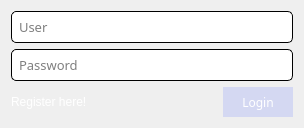
Qt form AquariumManager/userswindow.ui (fvolkanoski/Aquarium-Manager) before a commit.
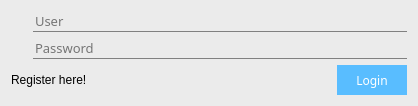
The same form after that commit. Icons and pictures are not drawn.

Commit message: Changed the UI design, cleared the login landing page.

Diff of the .ui file:
```diff
--- a/AquariumManager/userswindow.ui
+++ b/AquariumManager/userswindow.ui
@@ -6,23 +6,77 @@
    <rect>
     <x>0</x>
     <y>0</y>
-    <width>304</width>
-    <height>121</height>
+    <width>418</width>
+    <height>96</height>
    </rect>
   </property>
   <property name="windowTitle">
    <string>Aquarium Manager</string>
   </property>
   <property name="styleSheet">
-   <string notr="true">#UsersWindow
+   <string notr="true">QMainWindow
 {
-	background-color: qlineargradient(spread:pad, x1:0.556818, 										  y1:1, x2:0.511364, y2:0, stop:0 rgba(0, 										  201, 255, 255), stop:1 rgba(171, 234, 255, 									  255));
+	
+	background-color: #ebebeb;
 }
-</string>
+
+QLineEdit
+{
+	border: none;
+	border-bottom: 1px solid gray;
+	background-color: rgba( 255, 255, 255, 0% );
+	
+}
+
+QPushButton
+{
+	background-color: #59bdff;
+	border: none;
+	color: white;
+}
+
+QPushButton::hover
+{
+	background-color: #70c6ff;
+	border: none;
+	color: white;
+}
+
+QPushButton::pressed
+{
+	background-color: #17a3ff;
+	border: none;
+	color: white;
+}</string>
   </property>
   <widget class="QWidget" name="centralWidget">
    <layout class="QGridLayout" name="gridLayout">
-    <item row="0" column="0" colspan="3">
+    <item row="0" column="0">
+     <widget class="QLabel" name="lbl_userIcon">
+      <property name="minimumSize">
+       <size>
+        <width>16</width>
+        <height>16</height>
+       </size>
+      </property>
+      <property name="maximumSize">
+       <size>
+        <width>16</width>
+        <height>16</height>
+       </size>
+      </property>
+      <property name="text">
+       <string/>
+      </property>
+      <property name="pixmap">
+       <pixmap resource="res.qrc">:/res/res/man-user.png</pixmap>
+      </property>
+      <property name="scaledContents">
+       <bool>true</bool>
+      </property>
+     </widget>
+    </item>
+    <item row="0" column="1" colspan="3">
      <widget class="QLineEdit" name="userInputEdit">
       <property name="font">
        <font>
@@ -30,20 +84,37 @@
         <pointsize>10</pointsize>
        </font>
       </property>
-      <property name="styleSheet">
-       <string notr="true">#userInputEdit
-{
-	border: 1px solid black;
-	border-radius: 5px;
-	padding: 5px;
-}</string>
-      </property>
       <property name="placeholderText">
        <string>User</string>
       </property>
      </widget>
     </item>
-    <item row="1" column="0" colspan="3">
+    <item row="1" column="0">
+     <widget class="QLabel" name="lbl_lockIcon">
+      <property name="minimumSize">
+       <size>
+        <width>16</width>
+        <height>16</height>
+       </size>
+      </property>
+      <property name="maximumSize">
+       <size>
+        <width>16</width>
+        <height>16</height>
+       </size>
+      </property>
+      <property name="text">
+       <string/>
+      </property>
+      <property name="pixmap">
+       <pixmap resource="res.qrc">:/res/res/lock.png</pixmap>
+      </property>
+      <property name="scaledContents">
+       <bool>true</bool>
+      </property>
+     </widget>
+    </item>
+    <item row="1" column="1" colspan="3">
      <widget class="QLineEdit" name="passwordInputEdit">
       <property name="font">
        <font>
@@ -51,14 +122,6 @@
         <pointsize>10</pointsize>
        </font>
       </property>
-      <property name="styleSheet">
-       <string notr="true">#passwordInputEdit
-{
-	border: 1px solid black;
-	border-radius: 5px;
-	padding: 5px;
-}</string>
-      </property>
       <property name="inputMask">
        <string/>
       </property>
@@ -73,30 +136,27 @@
       </property>
      </widget>
     </item>
-    <item row="2" column="0">
+    <item row="2" column="0" colspan="2">
      <widget class="QLabel" name="registerLink">
-      <property name="styleSheet">
-       <string notr="true">color: black;</string>
-      </property>
       <property name="text">
-       <string>&lt;a href=&quot;#&quot;&gt;&lt;span style=&quot; text-decoration: none; color: white;&quot;&gt;Register here!&lt;/span&gt;&lt;/a&gt;</string>
+       <string>&lt;a href=&quot;#&quot;&gt;&lt;span style=&quot; text-decoration: none; color: black;&quot;&gt;Register here!&lt;/span&gt;&lt;/a&gt;</string>
       </property>
      </widget>
     </item>
-    <item row="2" column="1">
+    <item row="2" column="2">
      <spacer name="horizontalSpacer">
       <property name="orientation">
        <enum>Qt::Horizontal</enum>
       </property>
       <property name="sizeHint" stdset="0">
        <size>
-        <width>84</width>
-        <height>28</height>
+        <width>246</width>
+        <height>18</height>
        </size>
       </property>
      </spacer>
     </item>
-    <item row="2" column="2">
+    <item row="2" column="3">
      <widget class="QPushButton" name="loginButton">
       <property name="minimumSize">
        <size>
@@ -110,22 +170,6 @@
         <pointsize>9</pointsize>
        </font>
       </property>
-      <property name="styleSheet">
-       <string notr="true">#loginButton
-{
-	border: none;
-	color: white;
-	background-color: rgba(103, 123, 255, 50);
-}
-#loginButton::hover
-{
-	background-color: rgba(103, 123, 255, 100);
-}
-#loginButton::pressed
-{
-	background-color: rgba(103, 123, 255, 255);
-}</string>
-      </property>
       <property name="text">
        <string>Login</string>
       </property>
```
Left out of the diff: 4 changed lines with no effect on the pictures. The commit also changes 10 other files.
